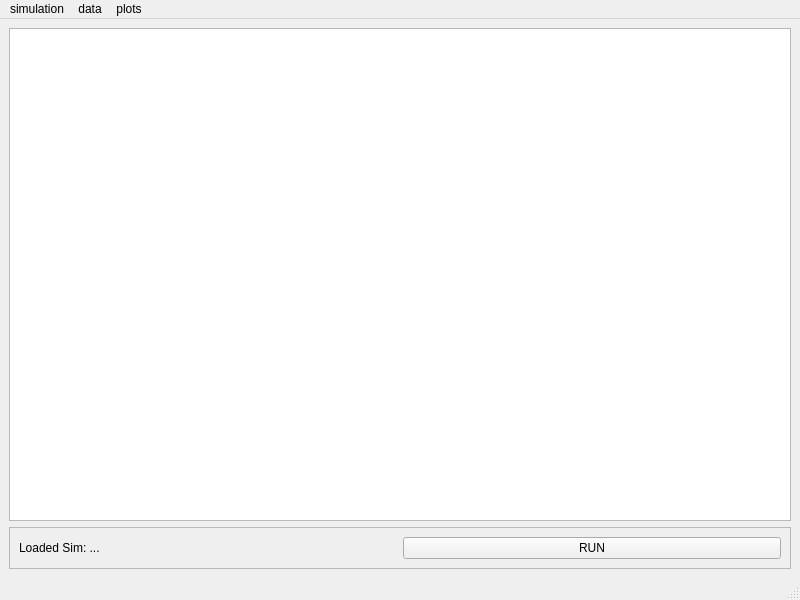
Above: psychsim-gui-main.ui from usc-psychsim/psychsim-eval-gui before the change. Below: the same form after it.
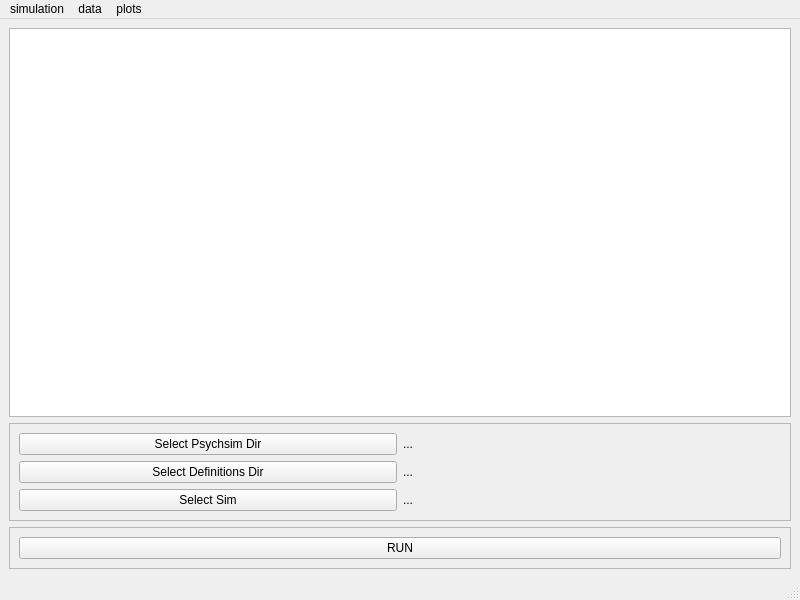
That is the form after the change.

Commit message: Add data view window

```diff
--- a/psychsim-gui-main.ui
+++ b/psychsim-gui-main.ui
@@ -15,10 +15,7 @@
   </property>
   <widget class="QWidget" name="centralwidget">
    <layout class="QGridLayout" name="gridLayout">
-    <item row="0" column="0">
-     <widget class="QTextBrowser" name="simulation_output"/>
-    </item>
-    <item row="1" column="0">
+    <item row="3" column="0">
      <widget class="QFrame" name="frame">
       <property name="frameShape">
        <enum>QFrame::StyledPanel</enum>
@@ -27,13 +24,6 @@
        <enum>QFrame::Raised</enum>
       </property>
       <layout class="QHBoxLayout" name="horizontalLayout">
-       <item>
-        <widget class="QLabel" name="loaded_sim_label">
-         <property name="text">
-          <string>Loaded Sim: ...</string>
-         </property>
-        </widget>
-       </item>
        <item>
         <widget class="QPushButton" name="run_sim_button">
          <property name="text">
@@ -44,6 +34,63 @@
       </layout>
      </widget>
     </item>
+    <item row="0" column="0">
+     <widget class="QTextBrowser" name="simulation_output"/>
+    </item>
+    <item row="1" column="0">
+     <widget class="QFrame" name="frame_2">
+      <property name="frameShape">
+       <enum>QFrame::StyledPanel</enum>
+      </property>
+      <property name="frameShadow">
+       <enum>QFrame::Raised</enum>
+      </property>
+      <layout class="QGridLayout" name="gridLayout_2">
+       <item row="1" column="1">
+        <widget class="QLabel" name="def_dir_path">
+         <property name="text">
+          <string>...</string>
+         </property>
+        </widget>
+       </item>
+       <item row="0" column="1">
+        <widget class="QLabel" name="psychsim_dir_path">
+         <property name="text">
+          <string>...</string>
+         </property>
+        </widget>
+       </item>
+       <item row="0" column="0">
+        <widget class="QPushButton" name="sel_psychsim_dir">
+         <property name="text">
+          <string>Select Psychsim Dir</string>
+         </property>
+        </widget>
+       </item>
+       <item row="1" column="0">
+        <widget class="QPushButton" name="sel_def_dir">
+         <property name="text">
+          <string>Select Definitions Dir</string>
+         </property>
+        </widget>
+       </item>
+       <item row="2" column="1">
+        <widget class="QLabel" name="sim_path">
+         <property name="text">
+          <string>...</string>
+         </property>
+        </widget>
+       </item>
+       <item row="2" column="0">
+        <widget class="QPushButton" name="select_sim">
+         <property name="text">
+          <string>Select Sim</string>
+         </property>
+        </widget>
+       </item>
+      </layout>
+     </widget>
+    </item>
    </layout>
   </widget>
   <widget class="QMenuBar" name="menubar">
```
The commit also changes 1 other file.
